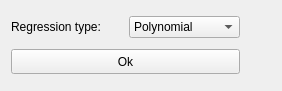
AdelKS/ZeGrapher, file DataPlot/modelchoicewidget.ui: the form before one commit.
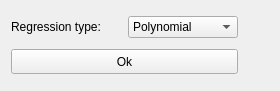
The form after the commit.

What changed in the file:
```diff
--- a/DataPlot/modelchoicewidget.ui
+++ b/DataPlot/modelchoicewidget.ui
@@ -6,7 +6,7 @@
    <rect>
     <x>0</x>
     <y>0</y>
-    <width>282</width>
+    <width>280</width>
     <height>91</height>
    </rect>
   </property>
```
